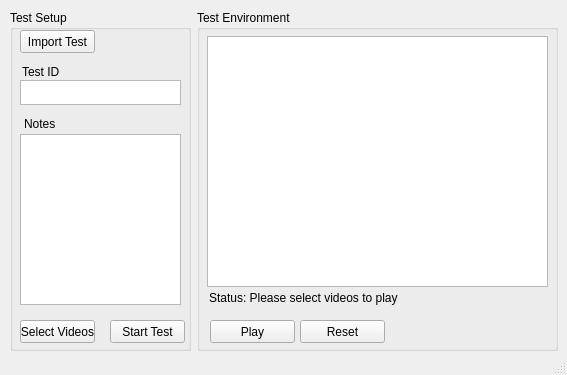
Qt form qt_source/mainwindow.ui (canbal/Tally) before a commit.
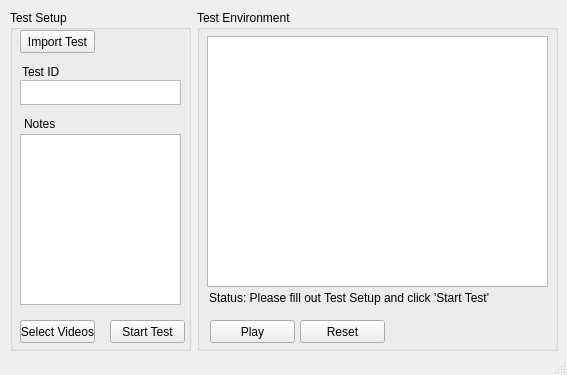
The same form after that commit.

Diff of the .ui file:
```diff
--- a/qt_source/mainwindow.ui
+++ b/qt_source/mainwindow.ui
@@ -163,7 +163,7 @@
       </rect>
      </property>
      <property name="text">
-      <string>Status: Please select videos to play</string>
+      <string>Status: Please fill out Test Setup and click 'Start Test'</string>
      </property>
     </widget>
     <widget class="QListWidget" name="videoList">
```
